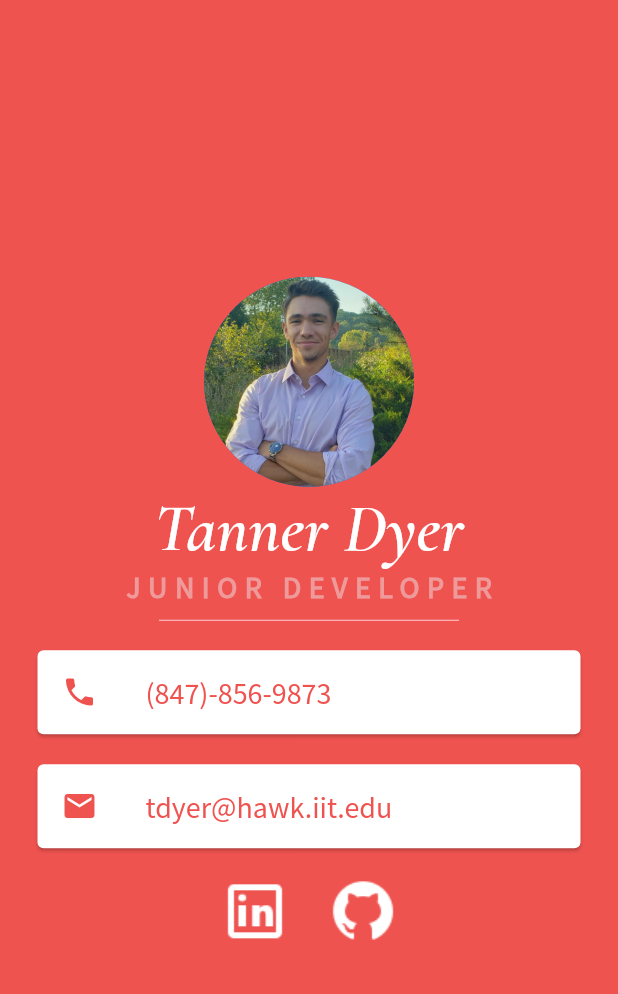
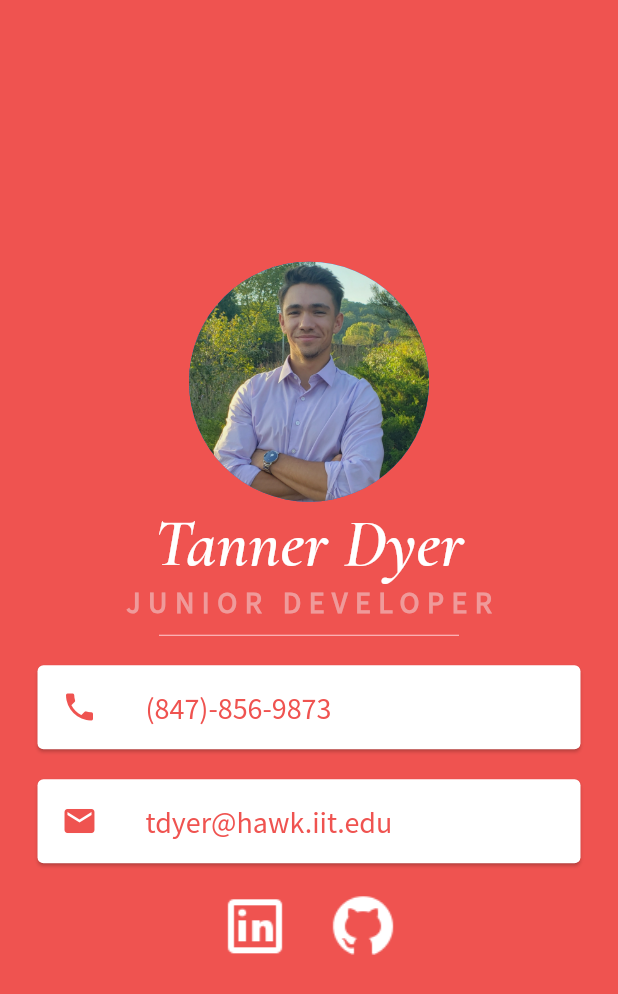
Before and after one commit to tddyer/biz-me, a Flutter app: the screen it shows after launch, on a phone screen of 412 x 824 dp. Shown: the top 994 px of the screen. Run offline on Flutter 3.47's test engine with Material 2 defaults, Android fonts, the phone set to English and light mode, and no system bars.

Commit message:
updated headshot image size

```diff
--- a/lib/main.dart
+++ b/lib/main.dart
@@ -17,7 +17,7 @@ class MyApp extends StatelessWidget {
               mainAxisAlignment: MainAxisAlignment.center,
               children: <Widget>[
                 CircleAvatar(
-                  radius: 70.0,
+                  radius: 80.0,
                   backgroundImage: AssetImage('images/td_headshot.jpg'),
                 ),
                 Text(
```
